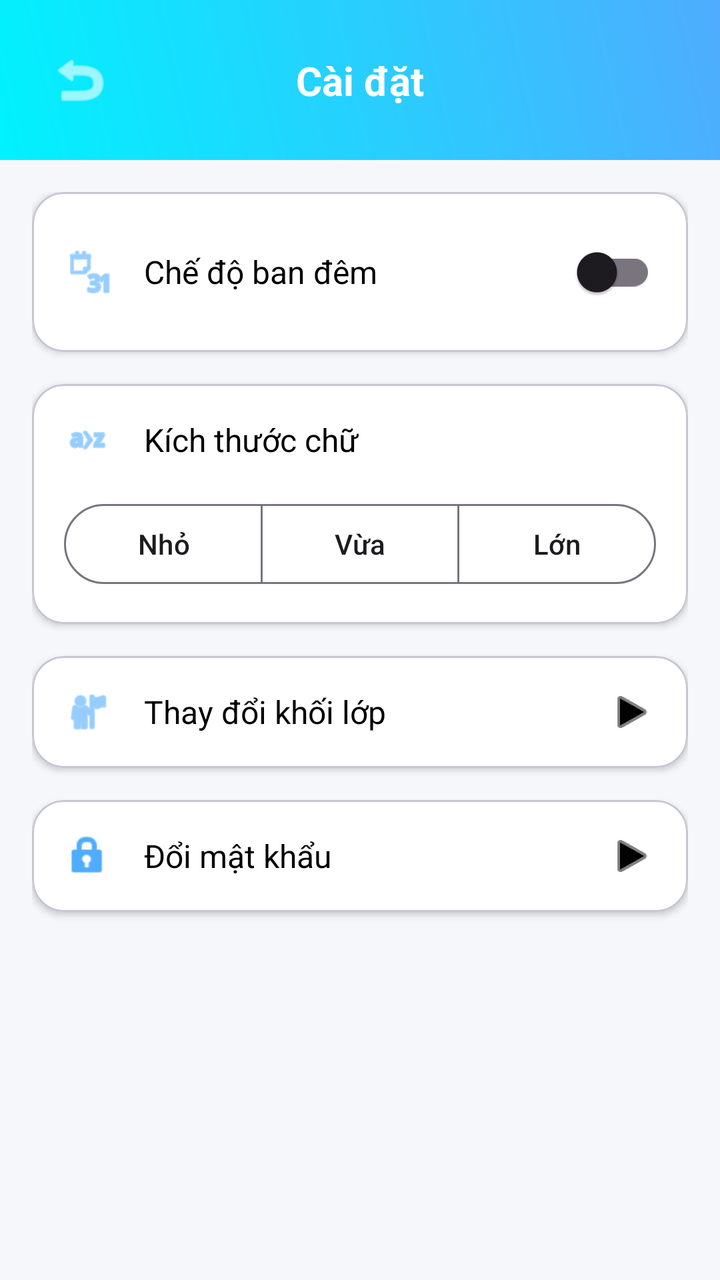
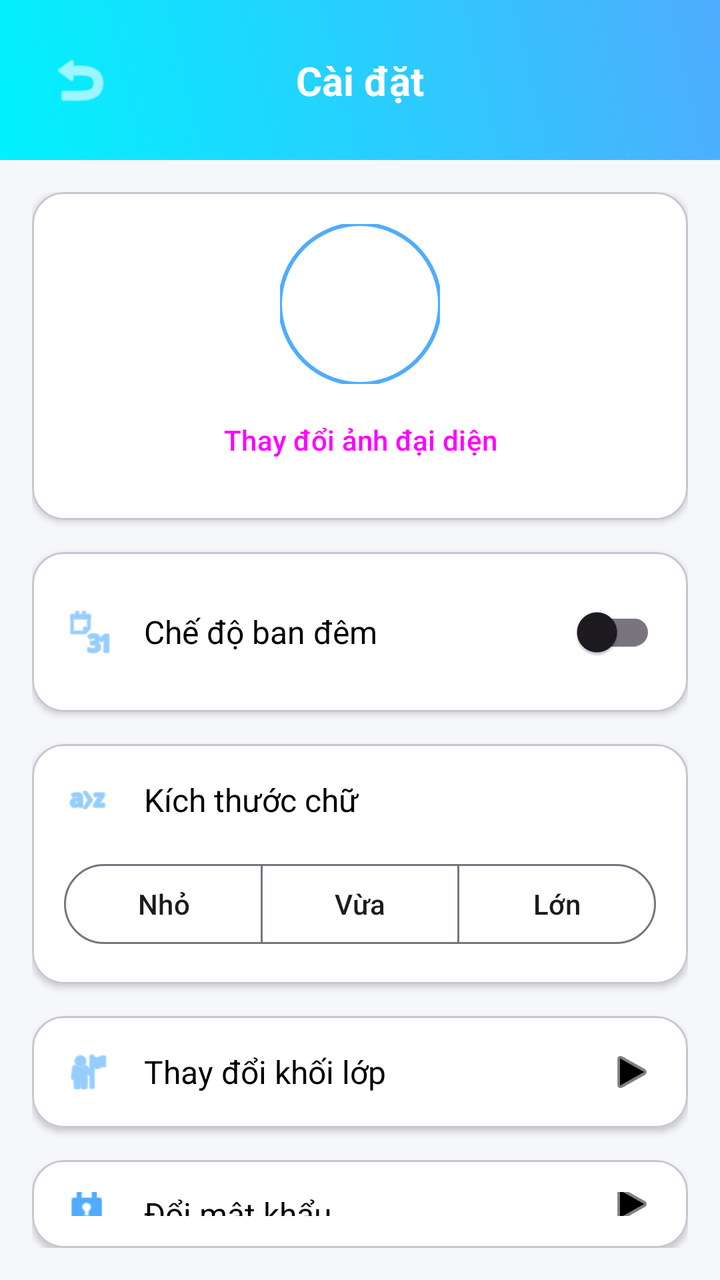

An Android layout rendered at two revisions. The XML below is the earlier revision; the diff shows what the commit changed to produce the second picture.
<!-- AndroidManifest.xml: application theme Theme.Nhom_2_Android_Final -->
<!-- res/layout/activity_settings.xml -->
<?xml version="1.0" encoding="utf-8"?>
<androidx.constraintlayout.widget.ConstraintLayout xmlns:android="http://schemas.android.com/apk/res/android"
    xmlns:app="http://schemas.android.com/apk/res-auto"
    xmlns:tools="http://schemas.android.com/tools"
    android:layout_width="match_parent"
    android:layout_height="match_parent"
    android:background="@drawable/bg_dashboard"
    tools:context=".SettingsActivity">

    <com.google.android.material.appbar.AppBarLayout
        android:id="@+id/appBarLayout"
        android:layout_width="match_parent"
        android:layout_height="wrap_content"
        android:background="@android:color/transparent"
        app:elevation="0dp"
        app:layout_constraintTop_toTopOf="parent">

        <androidx.constraintlayout.widget.ConstraintLayout
            android:layout_width="match_parent"
            android:layout_height="wrap_content"
            android:background="@drawable/bg_gradient"
            android:padding="16dp">

            <ImageButton
                android:id="@+id/btnBack"
                android:layout_width="wrap_content"
                android:layout_height="wrap_content"
                android:background="?attr/selectableItemBackgroundBorderless"
                android:padding="8dp"
                android:src="@android:drawable/ic_menu_revert"
                app:layout_constraintBottom_toBottomOf="parent"
                app:layout_constraintStart_toStartOf="parent"
                app:layout_constraintTop_toTopOf="parent"
                app:tint="@android:color/white"
                android:contentDescription="Quay lại" />

            <TextView
                android:layout_width="wrap_content"
                android:layout_height="wrap_content"
                android:text="@string/settings"
                android:textColor="@android:color/white"
                android:textSize="20sp"
                android:textStyle="bold"
                app:layout_constraintBottom_toBottomOf="parent"
                app:layout_constraintEnd_toEndOf="parent"
                app:layout_constraintStart_toStartOf="parent"
                app:layout_constraintTop_toTopOf="parent" />

        </androidx.constraintlayout.widget.ConstraintLayout>
    </com.google.android.material.appbar.AppBarLayout>

    <LinearLayout
        android:layout_width="match_parent"
        android:layout_height="0dp"
        android:orientation="vertical"
        android:padding="16dp"
        app:layout_constraintBottom_toBottomOf="parent"
        app:layout_constraintTop_toBottomOf="@id/appBarLayout">

        <com.google.android.material.card.MaterialCardView
            android:layout_width="match_parent"
            android:layout_height="wrap_content"
            android:layout_marginBottom="16dp"
            app:cardBackgroundColor="@color/card_bg"
            app:cardCornerRadius="16dp"
            app:cardElevation="2dp">

            <LinearLayout
                android:layout_width="match_parent"
                android:layout_height="wrap_content"
                android:gravity="center_vertical"
                android:orientation="horizontal"
                android:padding="16dp">

                <ImageView
                    android:layout_width="24dp"
                    android:layout_height="24dp"
                    android:src="@android:drawable/ic_menu_month"
                    app:tint="@color/colorPrimary" />

                <TextView
                    android:layout_width="0dp"
                    android:layout_height="wrap_content"
                    android:layout_marginStart="16dp"
                    android:layout_weight="1"
                    android:text="@string/dark_mode"
                    android:textColor="@color/text_main"
                    android:textSize="16sp" />

                <com.google.android.material.switchmaterial.SwitchMaterial
                    android:id="@+id/switchDarkMode"
                    android:layout_width="wrap_content"
                    android:layout_height="wrap_content" />
            </LinearLayout>
        </com.google.android.material.card.MaterialCardView>

        <com.google.android.material.card.MaterialCardView
            android:layout_width="match_parent"
            android:layout_height="wrap_content"
            android:layout_marginBottom="16dp"
            app:cardBackgroundColor="@color/card_bg"
            app:cardCornerRadius="16dp"
            app:cardElevation="2dp">

            <LinearLayout
                android:layout_width="match_parent"
                android:layout_height="wrap_content"
                android:orientation="vertical"
                android:padding="16dp">

                <LinearLayout
                    android:layout_width="match_parent"
                    android:layout_height="wrap_content"
                    android:gravity="center_vertical"
                    android:orientation="horizontal">

                    <ImageView
                        android:layout_width="24dp"
                        android:layout_height="24dp"
                        android:src="@android:drawable/ic_menu_sort_alphabetically"
                        app:tint="@color/colorPrimary" />

                    <TextView
                        android:layout_width="wrap_content"
                        android:layout_height="wrap_content"
                        android:layout_marginStart="16dp"
                        android:text="@string/font_size"
                        android:textColor="@color/text_main"
                        android:textSize="16sp" />
                </LinearLayout>

                <com.google.android.material.button.MaterialButtonToggleGroup
                    android:id="@+id/toggleGroupFontSize"
                    android:layout_width="match_parent"
                    android:layout_height="wrap_content"
                    android:layout_marginTop="16dp"
                    app:singleSelection="true">

                    <com.google.android.material.button.MaterialButton
                        android:id="@+id/btnSmall"
                        style="@style/Widget.Material3.Button.OutlinedButton"
                        android:layout_width="0dp"
                        android:layout_height="wrap_content"
                        android:layout_weight="1"
                        android:text="@string/font_small" />

                    <com.google.android.material.button.MaterialButton
                        android:id="@+id/btnMedium"
                        style="@style/Widget.Material3.Button.OutlinedButton"
                        android:layout_width="0dp"
                        android:layout_height="wrap_content"
                        android:layout_weight="1"
                        android:text="@string/font_medium" />

                    <com.google.android.material.button.MaterialButton
                        android:id="@+id/btnLarge"
                        style="@style/Widget.Material3.Button.OutlinedButton"
                        android:layout_width="0dp"
                        android:layout_height="wrap_content"
                        android:layout_weight="1"
                        android:text="@string/font_large" />
                </com.google.android.material.button.MaterialButtonToggleGroup>

            </LinearLayout>
        </com.google.android.material.card.MaterialCardView>

        
        <com.google.android.material.card.MaterialCardView
            android:id="@+id/cardChangeGrade"
            android:layout_width="match_parent"
            android:layout_height="wrap_content"
            android:layout_marginBottom="16dp"
            android:clickable="true"
            android:focusable="true"
            app:cardBackgroundColor="@color/card_bg"
            app:cardCornerRadius="16dp"
            app:cardElevation="2dp">

            <LinearLayout
                android:layout_width="match_parent"
                android:layout_height="wrap_content"
                android:gravity="center_vertical"
                android:orientation="horizontal"
                android:padding="16dp">

                <ImageView
                    android:layout_width="24dp"
                    android:layout_height="24dp"
                    android:src="@android:drawable/ic_menu_myplaces"
                    app:tint="@color/colorPrimary" />

                <TextView
                    android:layout_width="0dp"
                    android:layout_height="wrap_content"
                    android:layout_marginStart="16dp"
                    android:layout_weight="1"
                    android:text="Thay đổi khối lớp"
                    android:textColor="@color/text_main"
                    android:textSize="16sp" />

                <ImageView
                    android:layout_width="24dp"
                    android:layout_height="24dp"
                    android:src="@android:drawable/ic_media_play"
                    app:tint="@color/text_main" />
            </LinearLayout>
        </com.google.android.material.card.MaterialCardView>

        
        <com.google.android.material.card.MaterialCardView
            android:id="@+id/cardChangePassword"
            android:layout_width="match_parent"
            android:layout_height="wrap_content"
            android:clickable="true"
            android:focusable="true"
            app:cardBackgroundColor="@color/card_bg"
            app:cardCornerRadius="16dp"
            app:cardElevation="2dp">

            <LinearLayout
                android:layout_width="match_parent"
                android:layout_height="wrap_content"
                android:gravity="center_vertical"
                android:orientation="horizontal"
                android:padding="16dp">

                <ImageView
                    android:layout_width="24dp"
                    android:layout_height="24dp"
                    android:src="@android:drawable/ic_lock_idle_lock"
                    app:tint="@color/colorPrimary" />

                <TextView
                    android:layout_width="0dp"
                    android:layout_height="wrap_content"
                    android:layout_marginStart="16dp"
                    android:layout_weight="1"
                    android:text="Đổi mật khẩu"
                    android:textColor="@color/text_main"
                    android:textSize="16sp" />

                <ImageView
                    android:layout_width="24dp"
                    android:layout_height="24dp"
                    android:src="@android:drawable/ic_media_play"
                    app:tint="@color/text_main" />
            </LinearLayout>
        </com.google.android.material.card.MaterialCardView>

    </LinearLayout>

</androidx.constraintlayout.widget.ConstraintLayout>
<!-- resources referenced by this layout -->
<resources>
  <color name="card_bg">#FFFFFF</color>
  <color name="colorPrimary">#4facfe</color>
  <color name="text_main">#000000</color>
  <!-- drawable bg_dashboard (drawable) -->
  <?xml version="1.0" encoding="utf-8"?>
  <shape xmlns:android="http://schemas.android.com/apk/res/android">
      <solid android:color="@color/dashboard_bg" />
  </shape>
  <!-- drawable bg_gradient (drawable) -->
  <?xml version="1.0" encoding="utf-8"?>
  <shape xmlns:android="http://schemas.android.com/apk/res/android">
      <gradient
          android:angle="45"
          android:endColor="#4facfe"
          android:startColor="#00f2fe"
          android:type="linear" />
  </shape>
  <string name="dark_mode">Chế độ ban đêm</string>
  <string name="font_large">Lớn</string>
  <string name="font_medium">Vừa</string>
  <string name="font_size">Kích thước chữ</string>
  <string name="font_small">Nhỏ</string>
  <string name="settings">Cài đặt</string>
  <style name="Theme.Nhom_2_Android_Final" parent="Base.Theme.Nhom_2_Android_Final" />
  <color name="dashboard_bg">#F5F7FA</color>
  <style name="Base.Theme.Nhom_2_Android_Final" parent="Theme.Material3.DayNight.NoActionBar">
          
          <item name="colorPrimary">@color/colorPrimary</item>
          <item name="android:statusBarColor">@color/colorPrimary</item>
      </style>
</resources>

<!-- the commit's change to res/layout/activity_settings.xml (unified diff, before → after) -->
@@ -57,6 +57,43 @@
         app:layout_constraintBottom_toBottomOf="parent"
         app:layout_constraintTop_toBottomOf="@id/appBarLayout">
 
+        
+        <com.google.android.material.card.MaterialCardView
+            android:layout_width="match_parent"
+            android:layout_height="wrap_content"
+            android:layout_marginBottom="16dp"
+            app:cardBackgroundColor="@color/card_bg"
+            app:cardCornerRadius="16dp"
+            app:cardElevation="2dp">
+
+            <LinearLayout
+                android:layout_width="match_parent"
+                android:layout_height="wrap_content"
+                android:gravity="center"
+                android:orientation="vertical"
+                android:padding="16dp">
+
+                <com.google.android.material.imageview.ShapeableImageView
+                    android:id="@+id/ivAvatar"
+                    android:layout_width="80dp"
+                    android:layout_height="80dp"
+                    android:scaleType="centerCrop"
+                    android:src="@android:drawable/sym_def_app_icon"
+                    app:shapeAppearanceOverlay="@style/ShapeAppearance.Material3.Corner.Full"
+                    app:strokeColor="@color/colorPrimary"
+                    app:strokeWidth="2dp" />
+
+                <Button
+                    android:id="@+id/btnChangeAvatar"
+                    style="@style/Widget.Material3.Button.TextButton"
+                    android:layout_width="wrap_content"
+                    android:layout_height="wrap_content"
+                    android:layout_marginTop="4dp"
+                    android:text="Thay đổi ảnh đại diện"
+                    app:icon="@android:drawable/ic_menu_camera" />
+            </LinearLayout>
+        </com.google.android.material.card.MaterialCardView>
+
         <com.google.android.material.card.MaterialCardView
             android:layout_width="match_parent"
             android:layout_height="wrap_content"
